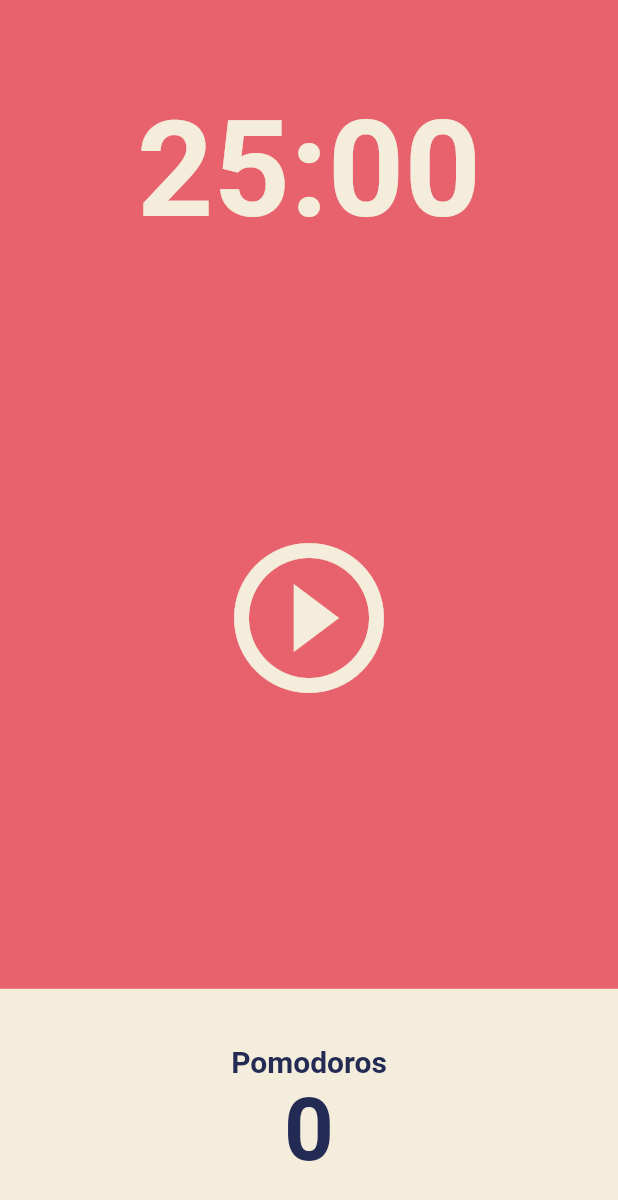
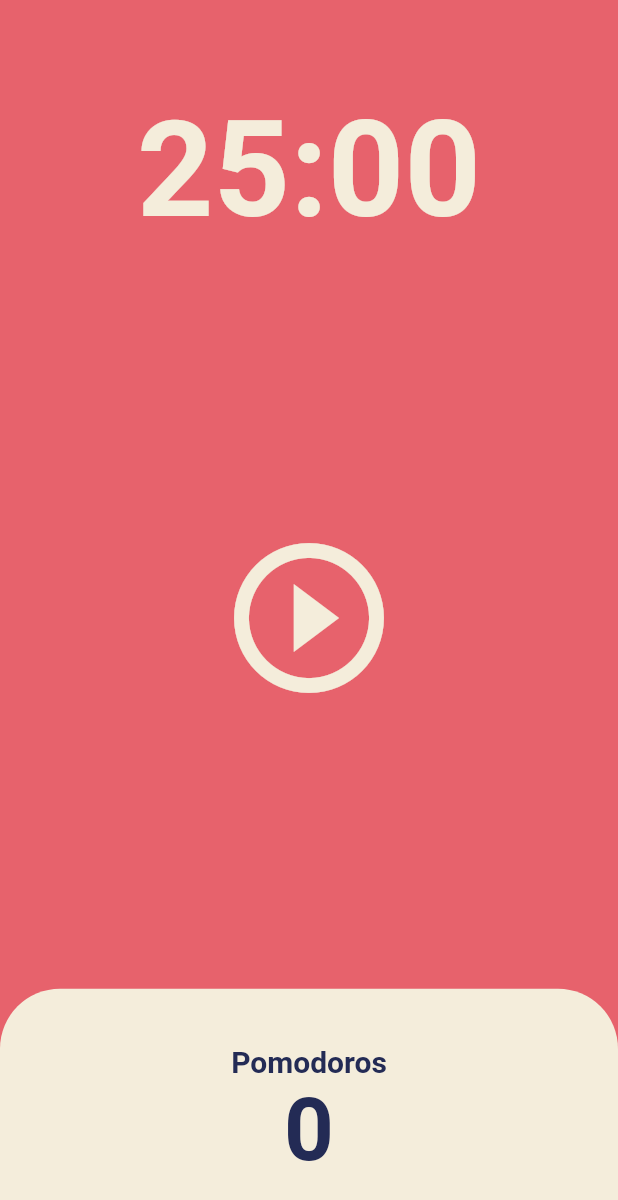
Before and after one commit to HyeonWooGa/flutter__pomodoro_timer, a Flutter app: the screen it shows after launch, on a phone screen of 412 x 824 dp. Shown: the top 1200 px of the screen. Run offline on Flutter 3.47's test engine with Material 2 defaults, Android fonts, the phone set to English and light mode, and no system bars.

Commit message:
💄 Add BorderRadius to bottom box

```diff
--- a/lib/screens/home_screen.dart
+++ b/lib/screens/home_screen.dart
@@ -45,6 +45,9 @@ class _HomeScreenState extends State<HomeScreen> {
                 Expanded(
                   child: Container(
                     decoration: BoxDecoration(
+                      borderRadius: const BorderRadius.vertical(
+                        top: Radius.circular(40),
+                      ),
                       color: Theme.of(context).cardColor,
                     ),
                     child: Column(
```
